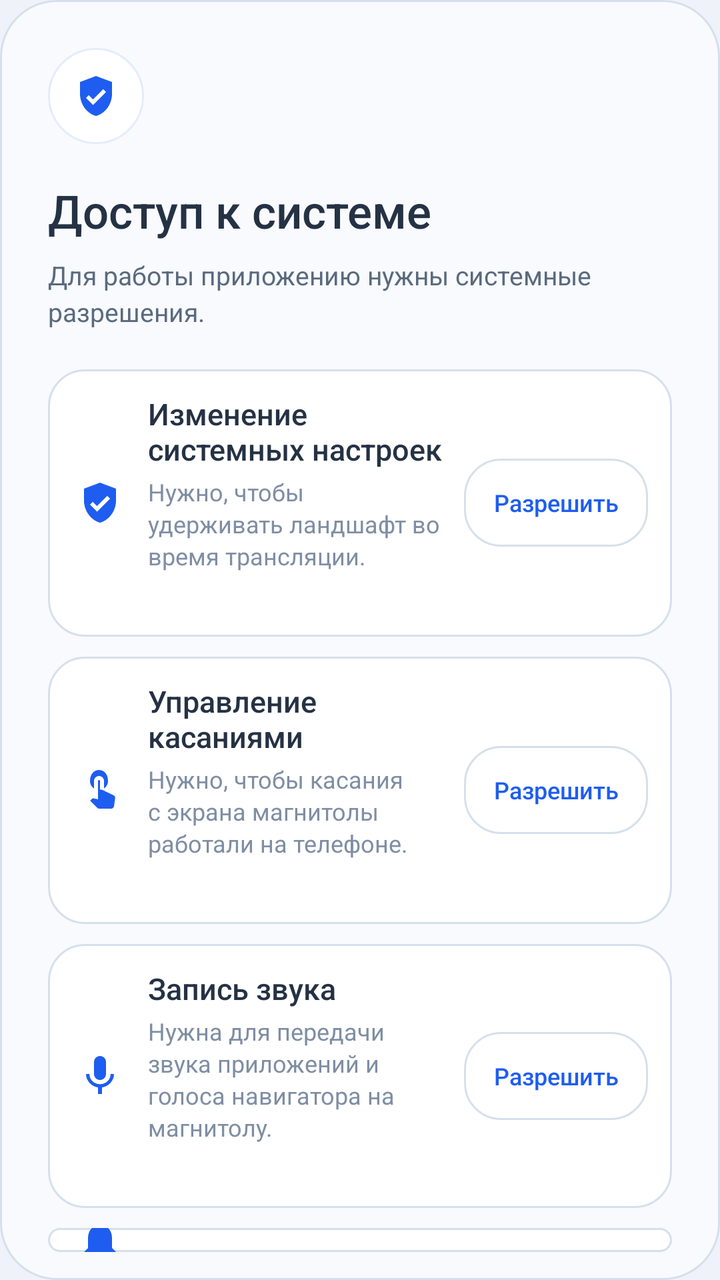
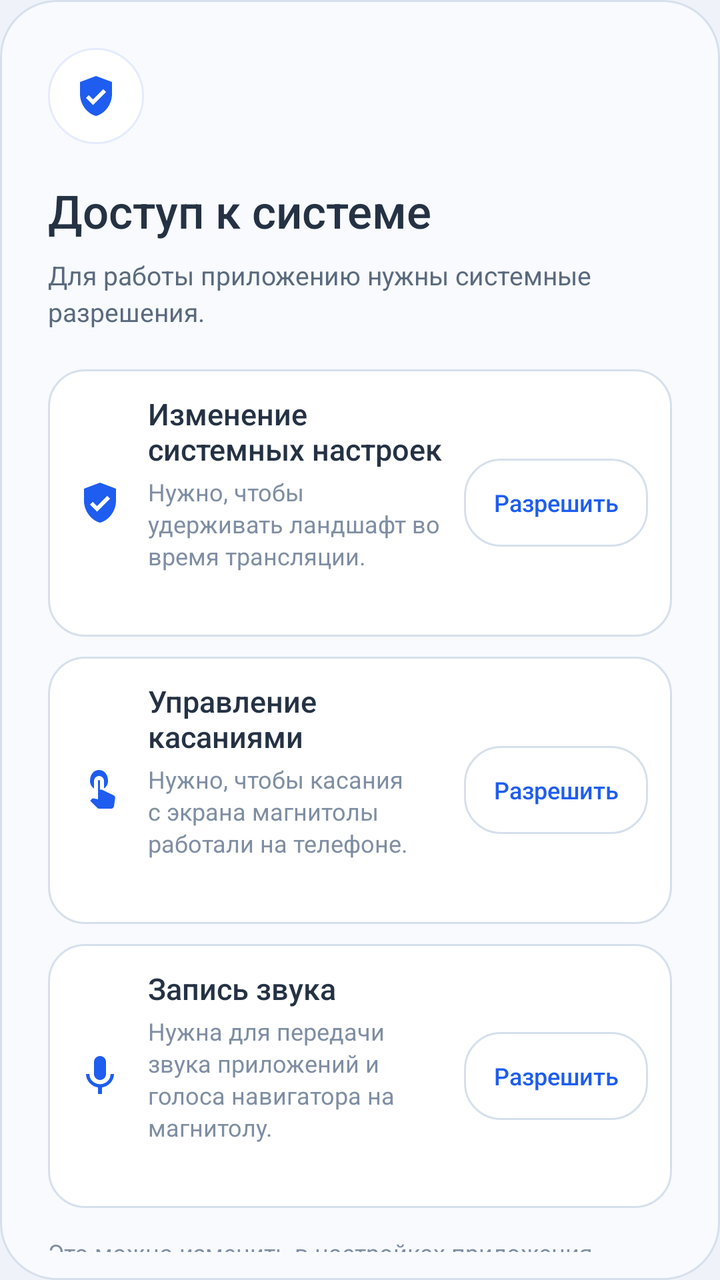

Before-and-after screenshots of an Android layout around one commit, followed by the original layout XML and the change that was made.
<!-- AndroidManifest.xml: application theme Theme.CarLifeMirror -->
<!-- res/layout/dialog_permissions.xml -->
<?xml version="1.0" encoding="utf-8"?>
<LinearLayout xmlns:android="http://schemas.android.com/apk/res/android"
    android:layout_width="match_parent"
    android:layout_height="wrap_content"
    android:background="@drawable/bg_dialog"
    android:orientation="vertical"
    android:paddingStart="24dp"
    android:paddingTop="24dp"
    android:paddingEnd="24dp"
    android:paddingBottom="14dp">

    <FrameLayout
        android:layout_width="48dp"
        android:layout_height="48dp"
        android:background="@drawable/bg_hero_ring">

        <ImageView
            android:layout_width="24dp"
            android:layout_height="24dp"
            android:layout_gravity="center"
            android:contentDescription="@null"
            android:src="@drawable/ic_shield_check"
            android:tint="@color/accent" />
    </FrameLayout>

    <TextView
        android:layout_width="match_parent"
        android:layout_height="wrap_content"
        android:layout_marginTop="18dp"
        android:fontFamily="sans-serif-medium"
        android:text="@string/permission_dialog_title"
        android:textColor="@color/text_primary"
        android:textSize="23sp" />

    <TextView
        android:id="@+id/permissionDialogSub"
        android:layout_width="match_parent"
        android:layout_height="wrap_content"
        android:layout_marginTop="8dp"
        android:lineSpacingExtra="3dp"
        android:text="@string/permission_dialog_sub"
        android:textColor="@color/text_secondary"
        android:textSize="13sp" />

    <LinearLayout
        android:id="@+id/permissionRotationRow"
        android:layout_width="match_parent"
        android:layout_height="wrap_content"
        android:layout_marginTop="20dp"
        android:background="@drawable/bg_permission_row"
        android:clickable="true"
        android:focusable="true"
        android:foreground="?android:attr/selectableItemBackground"
        android:gravity="center_vertical"
        android:minHeight="76dp"
        android:orientation="horizontal"
        android:paddingStart="14dp"
        android:paddingTop="12dp"
        android:paddingEnd="12dp"
        android:paddingBottom="12dp">

        <ImageView
            android:layout_width="24dp"
            android:layout_height="24dp"
            android:contentDescription="@null"
            android:src="@drawable/ic_shield_check"
            android:tint="@color/accent" />

        <LinearLayout
            android:layout_width="0dp"
            android:layout_height="wrap_content"
            android:layout_marginStart="12dp"
            android:layout_weight="1"
            android:orientation="vertical">

            <TextView
                style="@style/TextAppearance.CarLife.RowTitle"
                android:layout_width="match_parent"
                android:layout_height="wrap_content"
                android:text="@string/permission_rotation_title" />

            <TextView
                style="@style/TextAppearance.CarLife.RowSub"
                android:layout_width="match_parent"
                android:layout_height="wrap_content"
                android:layout_marginTop="3dp"
                android:text="@string/permission_rotation_sub" />

            <TextView
                android:id="@+id/permissionRotationStatus"
                style="@style/TextAppearance.CarLife.RowSub"
                android:layout_width="match_parent"
                android:layout_height="wrap_content"
                android:layout_marginTop="4dp" />
        </LinearLayout>

        <TextView
            android:id="@+id/permissionRotationAction"
            android:layout_width="wrap_content"
            android:layout_height="wrap_content"
            android:layout_marginStart="10dp"
            android:background="@drawable/bg_button_secondary"
            android:fontFamily="sans-serif-medium"
            android:gravity="center"
            android:minHeight="44dp"
            android:minWidth="92dp"
            android:paddingStart="12dp"
            android:paddingTop="10dp"
            android:paddingEnd="12dp"
            android:paddingBottom="10dp"
            android:text="@string/permission_allow"
            android:textColor="@color/accent"
            android:textSize="12sp" />
    </LinearLayout>

    <LinearLayout
        android:id="@+id/permissionAccessibilityRow"
        android:layout_width="match_parent"
        android:layout_height="wrap_content"
        android:layout_marginTop="10dp"
        android:background="@drawable/bg_permission_row"
        android:clickable="true"
        android:focusable="true"
        android:foreground="?android:attr/selectableItemBackground"
        android:gravity="center_vertical"
        android:minHeight="76dp"
        android:orientation="horizontal"
        android:paddingStart="14dp"
        android:paddingTop="12dp"
        android:paddingEnd="12dp"
        android:paddingBottom="12dp">

        <ImageView
            android:layout_width="24dp"
            android:layout_height="24dp"
            android:contentDescription="@null"
            android:src="@drawable/ic_touch"
            android:tint="@color/accent" />

        <LinearLayout
            android:layout_width="0dp"
            android:layout_height="wrap_content"
            android:layout_marginStart="12dp"
            android:layout_weight="1"
            android:orientation="vertical">

            <TextView
                style="@style/TextAppearance.CarLife.RowTitle"
                android:layout_width="match_parent"
                android:layout_height="wrap_content"
                android:text="@string/permission_accessibility_title" />

            <TextView
                style="@style/TextAppearance.CarLife.RowSub"
                android:layout_width="match_parent"
                android:layout_height="wrap_content"
                android:layout_marginTop="3dp"
                android:text="@string/permission_accessibility_sub" />

            <TextView
                android:id="@+id/permissionAccessibilityStatus"
                style="@style/TextAppearance.CarLife.RowSub"
                android:layout_width="match_parent"
                android:layout_height="wrap_content"
                android:layout_marginTop="4dp" />
        </LinearLayout>

        <TextView
            android:id="@+id/permissionAccessibilityAction"
            android:layout_width="wrap_content"
            android:layout_height="wrap_content"
            android:layout_marginStart="10dp"
            android:background="@drawable/bg_button_secondary"
            android:fontFamily="sans-serif-medium"
            android:gravity="center"
            android:minHeight="44dp"
            android:minWidth="92dp"
            android:paddingStart="12dp"
            android:paddingTop="10dp"
            android:paddingEnd="12dp"
            android:paddingBottom="10dp"
            android:text="@string/permission_allow"
            android:textColor="@color/accent"
            android:textSize="12sp" />
    </LinearLayout>

    <LinearLayout
        android:id="@+id/permissionAudioRow"
        android:layout_width="match_parent"
        android:layout_height="wrap_content"
        android:layout_marginTop="10dp"
        android:background="@drawable/bg_permission_row"
        android:clickable="true"
        android:focusable="true"
        android:foreground="?android:attr/selectableItemBackground"
        android:gravity="center_vertical"
        android:minHeight="76dp"
        android:orientation="horizontal"
        android:paddingStart="14dp"
        android:paddingTop="12dp"
        android:paddingEnd="12dp"
        android:paddingBottom="12dp">

        <ImageView
            android:layout_width="24dp"
            android:layout_height="24dp"
            android:contentDescription="@null"
            android:src="@drawable/ic_mic"
            android:tint="@color/accent" />

        <LinearLayout
            android:layout_width="0dp"
            android:layout_height="wrap_content"
            android:layout_marginStart="12dp"
            android:layout_weight="1"
            android:orientation="vertical">

            <TextView
                style="@style/TextAppearance.CarLife.RowTitle"
                android:layout_width="match_parent"
                android:layout_height="wrap_content"
                android:text="@string/permission_audio_title" />

            <TextView
                style="@style/TextAppearance.CarLife.RowSub"
                android:layout_width="match_parent"
                android:layout_height="wrap_content"
                android:layout_marginTop="3dp"
                android:text="@string/permission_audio_sub" />

            <TextView
                android:id="@+id/permissionAudioStatus"
                style="@style/TextAppearance.CarLife.RowSub"
                android:layout_width="match_parent"
                android:layout_height="wrap_content"
                android:layout_marginTop="4dp" />
        </LinearLayout>

        <TextView
            android:id="@+id/permissionAudioAction"
            android:layout_width="wrap_content"
            android:layout_height="wrap_content"
            android:layout_marginStart="10dp"
            android:background="@drawable/bg_button_secondary"
            android:fontFamily="sans-serif-medium"
            android:gravity="center"
            android:minHeight="44dp"
            android:minWidth="92dp"
            android:paddingStart="12dp"
            android:paddingTop="10dp"
            android:paddingEnd="12dp"
            android:paddingBottom="10dp"
            android:text="@string/permission_allow"
            android:textColor="@color/accent"
            android:textSize="12sp" />
    </LinearLayout>

    <LinearLayout
        android:id="@+id/permissionNotificationRow"
        android:layout_width="match_parent"
        android:layout_height="wrap_content"
        android:layout_marginTop="10dp"
        android:background="@drawable/bg_permission_row"
        android:clickable="true"
        android:focusable="true"
        android:foreground="?android:attr/selectableItemBackground"
        android:gravity="center_vertical"
        android:minHeight="76dp"
        android:orientation="horizontal"
        android:paddingStart="14dp"
        android:paddingTop="12dp"
        android:paddingEnd="12dp"
        android:paddingBottom="12dp">

        <ImageView
            android:layout_width="24dp"
            android:layout_height="24dp"
            android:contentDescription="@null"
            android:src="@drawable/ic_notifications"
            android:tint="@color/accent" />

        <LinearLayout
            android:layout_width="0dp"
            android:layout_height="wrap_content"
            android:layout_marginStart="12dp"
            android:layout_weight="1"
            android:orientation="vertical">

            <TextView
                style="@style/TextAppearance.CarLife.RowTitle"
                android:layout_width="match_parent"
                android:layout_height="wrap_content"
                android:text="@string/permission_notification_title" />

            <TextView
                style="@style/TextAppearance.CarLife.RowSub"
                android:layout_width="match_parent"
                android:layout_height="wrap_content"
                android:layout_marginTop="3dp"
                android:text="@string/permission_notification_sub" />

            <TextView
                android:id="@+id/permissionNotificationStatus"
                style="@style/TextAppearance.CarLife.RowSub"
                android:layout_width="match_parent"
                android:layout_height="wrap_content"
                android:layout_marginTop="4dp" />
        </LinearLayout>

        <TextView
            android:id="@+id/permissionNotificationAction"
            android:layout_width="wrap_content"
            android:layout_height="wrap_content"
            android:layout_marginStart="10dp"
            android:background="@drawable/bg_button_secondary"
            android:fontFamily="sans-serif-medium"
            android:gravity="center"
            android:minHeight="44dp"
            android:minWidth="92dp"
            android:paddingStart="12dp"
            android:paddingTop="10dp"
            android:paddingEnd="12dp"
            android:paddingBottom="10dp"
            android:text="@string/permission_allow"
            android:textColor="@color/accent"
            android:textSize="12sp" />
    </LinearLayout>

    <TextView
        style="@style/TextAppearance.CarLife.RowSub"
        android:layout_width="match_parent"
        android:layout_height="wrap_content"
        android:layout_marginTop="14dp"
        android:text="@string/permission_settings_note" />

    <TextView
        android:id="@+id/permissionLater"
        android:layout_width="match_parent"
        android:layout_height="48dp"
        android:layout_marginTop="6dp"
        android:background="?android:attr/selectableItemBackground"
        android:clickable="true"
        android:focusable="true"
        android:fontFamily="sans-serif-medium"
        android:gravity="center"
        android:text="@string/permission_later"
        android:textColor="@color/text_secondary"
        android:textSize="14sp" />
</LinearLayout>
<!-- resources referenced by this layout -->
<resources>
  <color name="accent">#1E5DF0</color>
  <color name="text_primary">#253244</color>
  <color name="text_secondary">#5A6A7E</color>
  <!-- drawable bg_dialog (drawable) -->
  <?xml version="1.0" encoding="utf-8"?>
  <shape xmlns:android="http://schemas.android.com/apk/res/android" android:shape="rectangle">
      <solid android:color="@color/surface_raised" />
      <stroke android:width="1dp" android:color="@color/stroke" />
      <corners android:radius="28dp" />
  </shape>
  <!-- drawable bg_hero_ring (drawable) -->
  <?xml version="1.0" encoding="utf-8"?>
  <shape xmlns:android="http://schemas.android.com/apk/res/android" android:shape="oval">
      <solid android:color="@color/surface" />
      <stroke android:width="1dp" android:color="@color/accent_soft" />
  </shape>
  <!-- drawable bg_permission_row (drawable) -->
  <?xml version="1.0" encoding="utf-8"?>
  <shape xmlns:android="http://schemas.android.com/apk/res/android" android:shape="rectangle">
      <solid android:color="@color/surface" />
      <stroke android:width="1dp" android:color="@color/stroke" />
      <corners android:radius="18dp" />
  </shape>
  <!-- drawable ic_notifications (drawable) -->
  <vector xmlns:android="http://schemas.android.com/apk/res/android"
      android:width="24dp"
      android:height="24dp"
      android:viewportWidth="24"
      android:viewportHeight="24">
      <path
          android:fillColor="#FF000000"
          android:pathData="M12,22c1.1,0 2,-0.9 2,-2h-4c0,1.1 0.89,2 2,2zM18,16v-5c0,-3.07 -1.64,-5.64 -4.5,-6.32V4c0,-0.83 -0.67,-1.5 -1.5,-1.5S10.5,3.17 10.5,4v0.68C7.64,5.36 6,7.92 6,11v5l-2,2v1h16v-1l-2,-2z" />
  </vector>
  <string name="permission_accessibility_sub">Нужно, чтобы касания с экрана магнитолы работали на телефоне.</string>
  <string name="permission_accessibility_title">Управление касаниями</string>
  <string name="permission_allow">Разрешить</string>
  <string name="permission_audio_sub">Нужна для передачи звука приложений и голоса навигатора на магнитолу.</string>
  <string name="permission_audio_title">Запись звука</string>
  <string name="permission_dialog_sub">Для работы приложению нужны системные разрешения.</string>
  <string name="permission_dialog_title">Доступ к системе</string>
  <string name="permission_later">Позже</string>
  <string name="permission_notification_sub">Нужен для подсказок навигатора на HUD магнитолы.</string>
  <string name="permission_notification_title">Доступ к уведомлениям</string>
  <string name="permission_rotation_sub">Нужно, чтобы удерживать ландшафт во время трансляции.</string>
  <string name="permission_rotation_title">Изменение системных настроек</string>
  <string name="permission_settings_note">Это можно изменить в настройках приложения.</string>
  <style name="TextAppearance.CarLife.RowSub" parent="@android:style/TextAppearance">
          <item name="android:textColor">@color/text_muted</item>
          <item name="android:textSize">12sp</item>
          <item name="android:lineSpacingExtra">2dp</item>
      </style>
  <style name="TextAppearance.CarLife.RowTitle" parent="@android:style/TextAppearance">
          <item name="android:fontFamily">sans-serif-medium</item>
          <item name="android:textColor">@color/text_primary</item>
          <item name="android:textSize">15sp</item>
      </style>
  <color name="transparent">#00000000</color>
  <color name="divider">#E3EAF3</color>
  <color name="surface_raised">#F8FAFE</color>
  <color name="stroke">#D6E0EC</color>
  <color name="surface">#FFFFFF</color>
  <color name="accent_soft">#1A1E5DF0</color>
  <color name="text_muted">#7F8EA3</color>
  <color name="bg">#EFF3F9</color>
  <!-- unchanged entries left out for length: 5 -->
</resources>

<!-- the commit's change to res/layout/dialog_permissions.xml (unified diff, before → after) -->
@@ -255,77 +255,6 @@
             android:textSize="12sp" />
     </LinearLayout>
 
-    <LinearLayout
-        android:id="@+id/permissionNotificationRow"
-        android:layout_width="match_parent"
-        android:layout_height="wrap_content"
-        android:layout_marginTop="10dp"
-        android:background="@drawable/bg_permission_row"
-        android:clickable="true"
-        android:focusable="true"
-        android:foreground="?android:attr/selectableItemBackground"
-        android:gravity="center_vertical"
-        android:minHeight="76dp"
-        android:orientation="horizontal"
-        android:paddingStart="14dp"
-        android:paddingTop="12dp"
-        android:paddingEnd="12dp"
-        android:paddingBottom="12dp">
-
-        <ImageView
-            android:layout_width="24dp"
-            android:layout_height="24dp"
-            android:contentDescription="@null"
-            android:src="@drawable/ic_notifications"
-            android:tint="@color/accent" />
-
-        <LinearLayout
-            android:layout_width="0dp"
-            android:layout_height="wrap_content"
-            android:layout_marginStart="12dp"
-            android:layout_weight="1"
-            android:orientation="vertical">
-
-            <TextView
-                style="@style/TextAppearance.CarLife.RowTitle"
-                android:layout_width="match_parent"
-                android:layout_height="wrap_content"
-                android:text="@string/permission_notification_title" />
-
-            <TextView
-                style="@style/TextAppearance.CarLife.RowSub"
-                android:layout_width="match_parent"
-                android:layout_height="wrap_content"
-                android:layout_marginTop="3dp"
-                android:text="@string/permission_notification_sub" />
-
-            <TextView
-                android:id="@+id/permissionNotificationStatus"
-                style="@style/TextAppearance.CarLife.RowSub"
-                android:layout_width="match_parent"
-                android:layout_height="wrap_content"
-                android:layout_marginTop="4dp" />
-        </LinearLayout>
-
-        <TextView
-            android:id="@+id/permissionNotificationAction"
-            android:layout_width="wrap_content"
-            android:layout_height="wrap_content"
-            android:layout_marginStart="10dp"
-            android:background="@drawable/bg_button_secondary"
-            android:fontFamily="sans-serif-medium"
-            android:gravity="center"
-            android:minHeight="44dp"
-            android:minWidth="92dp"
-            android:paddingStart="12dp"
-            android:paddingTop="10dp"
-            android:paddingEnd="12dp"
-            android:paddingBottom="10dp"
-            android:text="@string/permission_allow"
-            android:textColor="@color/accent"
-            android:textSize="12sp" />
-    </LinearLayout>
-
     <TextView
         style="@style/TextAppearance.CarLife.RowSub"
         android:layout_width="match_parent"
<!-- resource entries referenced after the edit -->
@@ -23,16 +23,6 @@
       <stroke android:width="1dp" android:color="@color/stroke" />
       <corners android:radius="18dp" />
   </shape>
-  <!-- drawable ic_notifications (drawable) -->
-  <vector xmlns:android="http://schemas.android.com/apk/res/android"
-      android:width="24dp"
-      android:height="24dp"
-      android:viewportWidth="24"
-      android:viewportHeight="24">
-      <path
-          android:fillColor="#FF000000"
-          android:pathData="M12,22c1.1,0 2,-0.9 2,-2h-4c0,1.1 0.89,2 2,2zM18,16v-5c0,-3.07 -1.64,-5.64 -4.5,-6.32V4c0,-0.83 -0.67,-1.5 -1.5,-1.5S10.5,3.17 10.5,4v0.68C7.64,5.36 6,7.92 6,11v5l-2,2v1h16v-1l-2,-2z" />
-  </vector>
   <string name="permission_accessibility_sub">Нужно, чтобы касания с экрана магнитолы работали на телефоне.</string>
   <string name="permission_accessibility_title">Управление касаниями</string>
   <string name="permission_allow">Разрешить</string>
@@ -41,8 +31,6 @@
   <string name="permission_dialog_sub">Для работы приложению нужны системные разрешения.</string>
   <string name="permission_dialog_title">Доступ к системе</string>
   <string name="permission_later">Позже</string>
-  <string name="permission_notification_sub">Нужен для подсказок навигатора на HUD магнитолы.</string>
-  <string name="permission_notification_title">Доступ к уведомлениям</string>
   <string name="permission_rotation_sub">Нужно, чтобы удерживать ландшафт во время трансляции.</string>
   <string name="permission_rotation_title">Изменение системных настроек</string>
   <string name="permission_settings_note">Это можно изменить в настройках приложения.</string>
